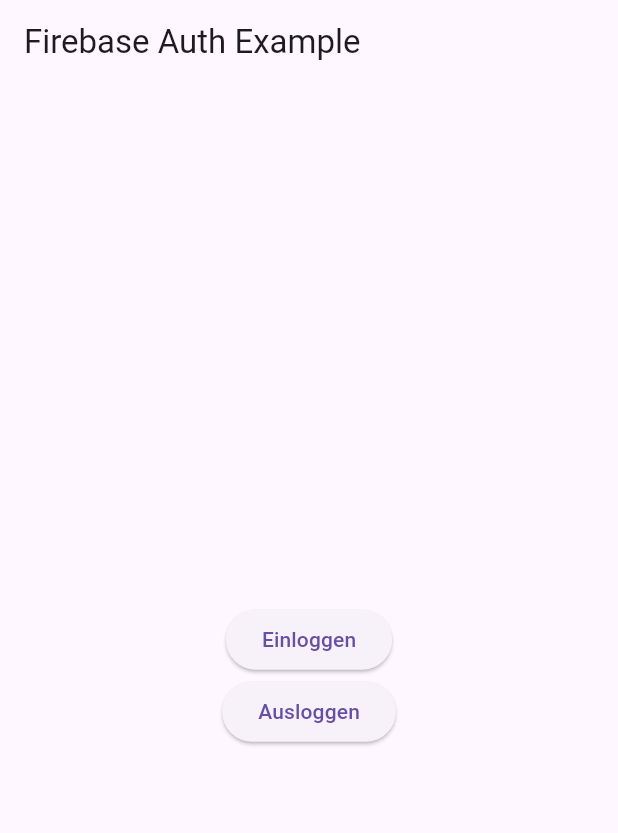
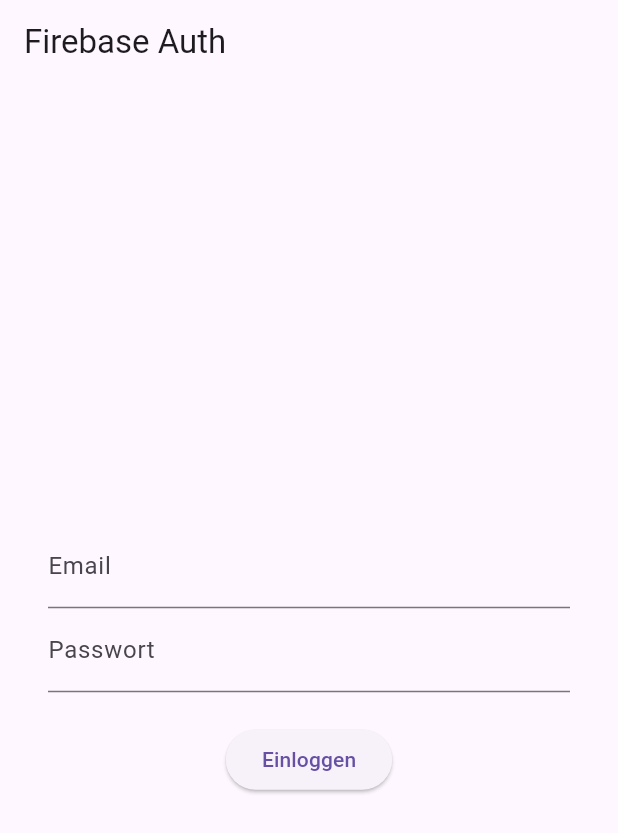
Before and after one commit to MR-Baer89/firebase_auth_new, a Flutter app: the screen it shows after launch, on a phone screen of 412 x 824 dp. Shown: the top 833 px of the screen. Run offline on Flutter 3.47's test engine with Material 3 defaults, Android fonts, the phone set to English and light mode, and no system bars; our stand-ins replace firebase_auth, firebase_core; accounts and stored records are empty.

Commit message:
implement firebase

```diff
--- a/lib/main.dart
+++ b/lib/main.dart
@@ -1,5 +1,5 @@
+import 'package:flutter/material.dart';
 import 'package:firebase_auth/firebase_auth.dart';
-import 'package:flutter/material.dart';
 import 'package:firebase_core/firebase_core.dart';
 
 void main() async {
@@ -28,46 +28,87 @@
 class _MyHomePageState extends State<MyHomePage> {
   final _auth = FirebaseAuth.instance;
   String _userEmail = '';
+  bool _isSignedIn = false;
+  final TextEditingController _emailController = TextEditingController();
+  final TextEditingController _passwordController = TextEditingController();
 
   Future<void> _signIn() async {
     try {
       await _auth.signInWithEmailAndPassword(
-          email: 'your_email@example.com', password: 'your_password');
+          email: 'mr.baer89@honeymail.com', password: 'Honigtopf-35');
       setState(() {
         _userEmail = _auth.currentUser!.email!;
+        _isSignedIn = true;
+      });
+    } catch (e) {
+      print(e);
+
+      showDialog(
+        context: context,
+        builder: (BuildContext context) {
+          return AlertDialog(
+            title: const Text('Fehler'),
+            content: Text('Anmeldung fehlgeschlagen: $e'),
+            actions: [
+              TextButton(
+                onPressed: () {
+                  Navigator.pop(context);
+                },
+                child: const Text('OK'),
+              ),
+            ],
+          );
+        },
+      );
+    }
+  }
+
+  Future<void> _signOut() async {
+    try {
+      await _auth.signOut();
+      setState(() {
+        _userEmail = '';
+        _isSignedIn = false;
       });
     } catch (e) {
       print(e);
     }
   }
 
-  Future<void> _signOut() async {
-    await _auth.signOut();
-    setState(() {
-      _userEmail = '';
-    });
-  }
-
   @override
   Widget build(BuildContext context) {
     return Scaffold(
       appBar: AppBar(
-        title: const Text('Firebase Auth Example'),
+        title: const Text('Firebase Auth'),
       ),
-      body: Center(
+      body: Padding(
+        padding: const EdgeInsets.all(32.0),
+        child: Center(
           child: Column(
             mainAxisAlignment: MainAxisAlignment.center,
             children: [
+              TextField(
+                controller: _emailController,
+                decoration: const InputDecoration(labelText: 'Email'),
+              ),
+              TextField(
+                controller: _passwordController,
+                obscureText: true,
+                decoration: const InputDecoration(labelText: 'Passwort'),
+              ),
               Text(_userEmail),
+              if (_isSignedIn)
+                ElevatedButton(
+                  onPressed: _signOut,
+                  child: const Text('Ausloggen'),
+                )
+              else
                 ElevatedButton(
                   onPressed: _signIn,
                   child: const Text('Einloggen'),
                 ),
-            ElevatedButton(
-              onPressed: _signOut,
-              child: const Text('Ausloggen'),
+            ],
           ),
-          ],
         ),
       ),
     );
```
Also changed, not shown: firebase.json (added), lib/firebase_options.dart (added), 4 other files. Lines whose indentation alone changed are shown as unchanged.
